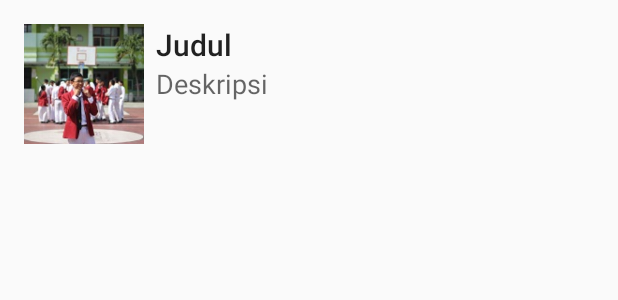
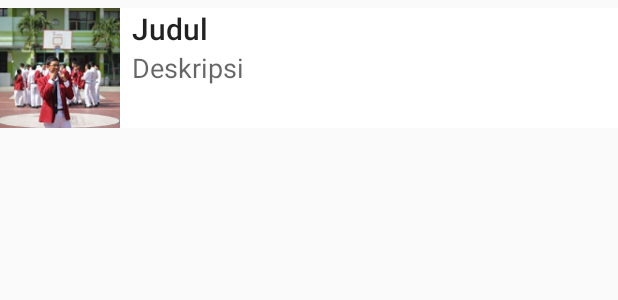
Before and after one commit to DafaZakhulhaq27/Project02_Mocha, an Android app: the layout item_list.xml on its own in the app's theme, with its tools: preview values and no code run, on a phone screen of 412 x 824 dp. Shown: the top 300 px of the screen. Run offline under Robolectric (Android 15) with nearby library versions, the phone set to English and light mode, and no system bars.

Commit message:
Mengubah Tampilan Layout 2

```diff
--- a/app/src/main/res/layout/chat.xml
+++ b/app/src/main/res/layout/chat.xml
@@ -4,7 +4,6 @@
               android:layout_height="match_parent"
               android:layout_marginLeft="5dp"
               android:layout_marginRight="5dp"
-    android:background="@drawable/bgmain"
               android:orientation="vertical">
 
     <LinearLayout
--- a/app/src/main/res/layout/fragment_chat.xml
+++ b/app/src/main/res/layout/fragment_chat.xml
@@ -2,6 +2,7 @@
                 xmlns:app="http://schemas.android.com/apk/res-auto"
                 xmlns:tools="http://schemas.android.com/tools"
                 android:layout_width="match_parent"
+
                 android:layout_height="match_parent"
                 tools:context="id.sch.smktelkom_mlg.project2.xirpl608202231.mocha.Chat">
 
@@ -12,6 +13,7 @@
         android:layout_alignParentBottom="true"
         android:layout_alignParentEnd="true"
         android:layout_alignParentRight="true"
+
         android:clickable="true"
         android:src="@drawable/ic_send_black_24dp"
         android:tint="@android:color/white"
@@ -23,12 +25,14 @@
         android:layout_alignParentBottom="true"
         android:layout_alignParentLeft="true"
         android:layout_alignParentStart="true"
-        android:layout_toLeftOf="@id/fab">
+        android:layout_toLeftOf="@id/fab"
+        android:background="@color/putih">
 
         <EditText
             android:id="@+id/input"
             android:layout_width="match_parent"
             android:layout_height="wrap_content"
+
             android:hint="Input"
             />
     </android.support.design.widget.TextInputLayout>
--- a/app/src/main/res/layout/item_list.xml
+++ b/app/src/main/res/layout/item_list.xml
@@ -3,8 +3,8 @@
     xmlns:tools="http://schemas.android.com/tools"
     android:layout_width="match_parent"
     android:layout_height="wrap_content"
-    android:background="?android:attr/selectableItemBackground"
-    android:padding="16dp">
+    android:layout_marginTop="5dp"
+    android:background="@color/putih">
 
     <ImageView
         android:id="@+id/imageView"
--- a/app/src/main/res/values/colors.xml
+++ b/app/src/main/res/values/colors.xml
@@ -4,4 +4,5 @@
     <color name="colorPrimaryDark">#7c0c0e</color>
     <color name="colorAccent">#c14830</color>
     <color name="event">#f1856f</color>
+    <color name="putih">#ffffff</color>
 </resources>
```
Also changed, not shown: app/src/main/res/layout/activity_main.xml (indentation only).
